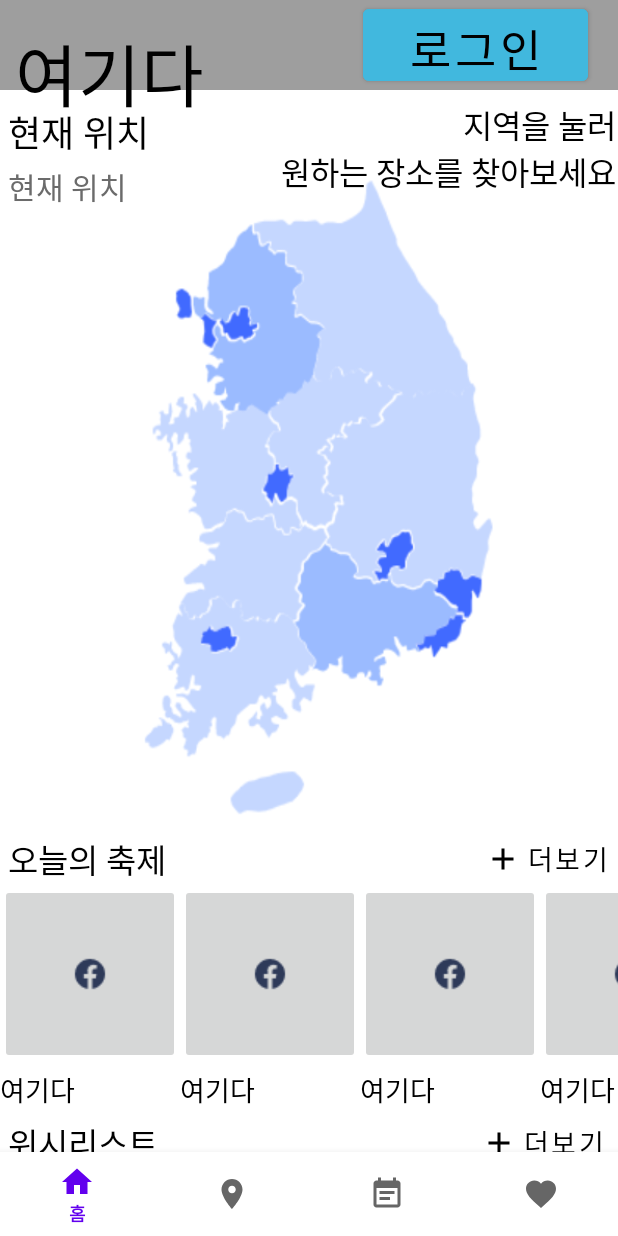
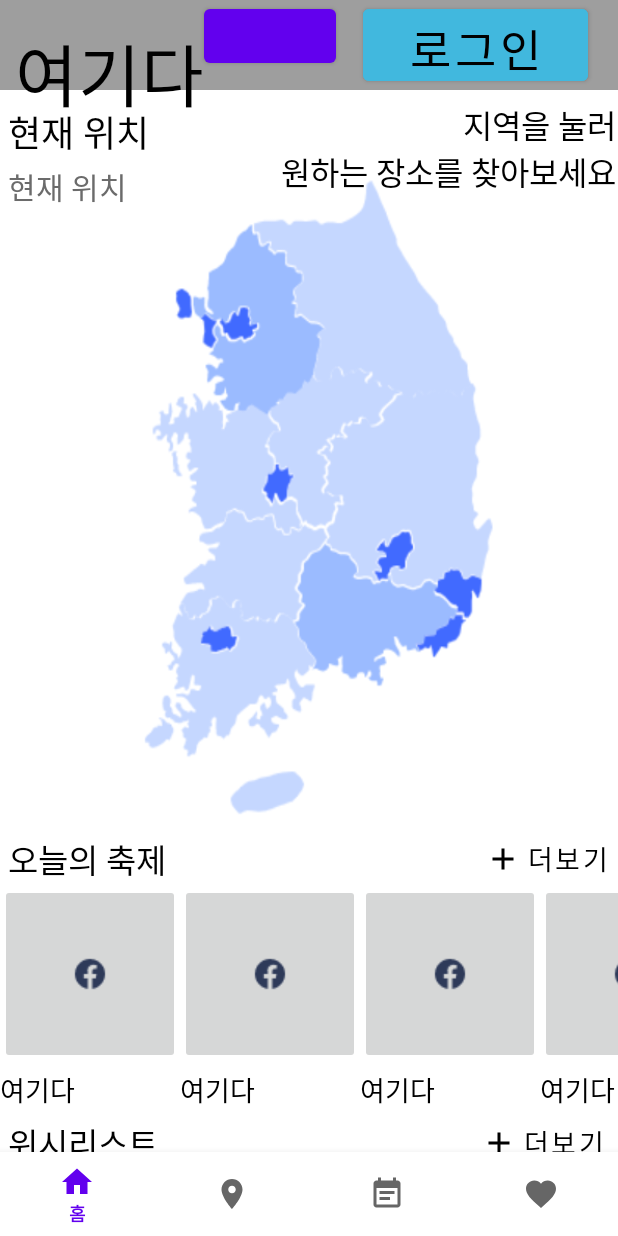
Before and after one commit to LeeJaeHyeon05/HERE, an Android app: the HomeFragment screen opened directly, with no data from a screen before it, on a phone screen of 412 x 824 dp. Run offline under Robolectric (Android 15) with nearby library versions, the phone set to English and light mode, and no system bars; our stand-ins replace Firebase (no records; nobody signed in at launch, a user with empty details on screens opened directly).

Commit message:
fix somethings

```diff
--- a/app/src/main/java/com/example/here/LoginActivity.kt
+++ b/app/src/main/java/com/example/here/LoginActivity.kt
@@ -50,6 +50,7 @@ class LoginActivity : AppCompatActivity() {
 
         binding.goLoginButton.setOnClickListener {
             val email: String = binding.emailEditText.editText?.text.toString()
+            val password : String = binding.passwordEditText.editText?.text.toString()
 
             if (!emailSpelling(email))
                 return@setOnClickListener
--- a/app/src/main/java/com/example/here/main/home/HomeFragment.kt
+++ b/app/src/main/java/com/example/here/main/home/HomeFragment.kt
@@ -14,6 +14,8 @@ import com.example.here.MainFestivalAdapter
 import com.example.here.R
 import com.example.here.databinding.ActivityMainBinding
 import com.example.here.databinding.FragmentHomeBinding
+import com.google.android.gms.auth.api.signin.GoogleSignInClient
+import com.google.firebase.auth.FirebaseAuth
 
 
 class HomeFragment : Fragment() {
@@ -26,16 +28,31 @@ class HomeFragment : Fragment() {
     private var mBinding: FragmentHomeBinding? = null
     private val binding get() = mBinding!!
 
+    var auth : FirebaseAuth?= null
+    var googleSignInClient : GoogleSignInClient?= null
+
+
+
     override fun onCreateView(
         inflater: LayoutInflater, container: ViewGroup?,
         savedInstanceState: Bundle?
     ): View? {
         mBinding = FragmentHomeBinding.inflate(inflater, container, false)
+        auth = FirebaseAuth.getInstance()
+
+
 
 
         //로그인 버튼
         binding.checkLoginButton.setOnClickListener {
             startActivity(Intent(requireContext(), LoginActivity::class.java))
+        }
+        //로그아웃 버튼
+        binding.logOut.setOnClickListener {
+            FirebaseAuth.getInstance().signOut()
+            googleSignInClient?.signOut()
+            startActivity(Intent(requireContext(), LoginActivity::class.java))
+
         }
 
         //경기도 버튼
--- a/app/src/main/res/layout/fragment_home.xml
+++ b/app/src/main/res/layout/fragment_home.xml
@@ -29,6 +29,13 @@
         app:layout_constraintTop_toTopOf="parent" />
 
     <Button
+        android:id="@+id/logOut"
+        android:layout_width="wrap_content"
+        android:layout_height="wrap_content"
+        app:layout_constraintStart_toEndOf="@+id/mainNameText"
+        app:layout_constraintTop_toTopOf="parent"/>
+
+    <Button
         android:id="@+id/checkLoginButton"
         android:layout_width="150dp"
         android:layout_height="60dp"
@@ -45,8 +52,7 @@
         app:layout_constraintBottom_toBottomOf="@+id/separateView"/>
 
 
-
-    <ScrollView
+    <androidx.core.widget.NestedScrollView
         android:layout_width="match_parent"
         android:layout_height="match_parent"
         android:layout_marginTop="60dp"
@@ -54,6 +60,7 @@
         app:layout_constraintStart_toStartOf="parent"
         app:layout_constraintTop_toTopOf="parent"
         app:layout_constraintBottom_toBottomOf="parent">
+
 
         <androidx.constraintlayout.widget.ConstraintLayout
             android:id="@+id/constraintLay"
@@ -257,6 +264,6 @@
 
         </androidx.constraintlayout.widget.ConstraintLayout>
 
-    </ScrollView>
+    </androidx.core.widget.NestedScrollView>
 
 </androidx.constraintlayout.widget.ConstraintLayout>
```
